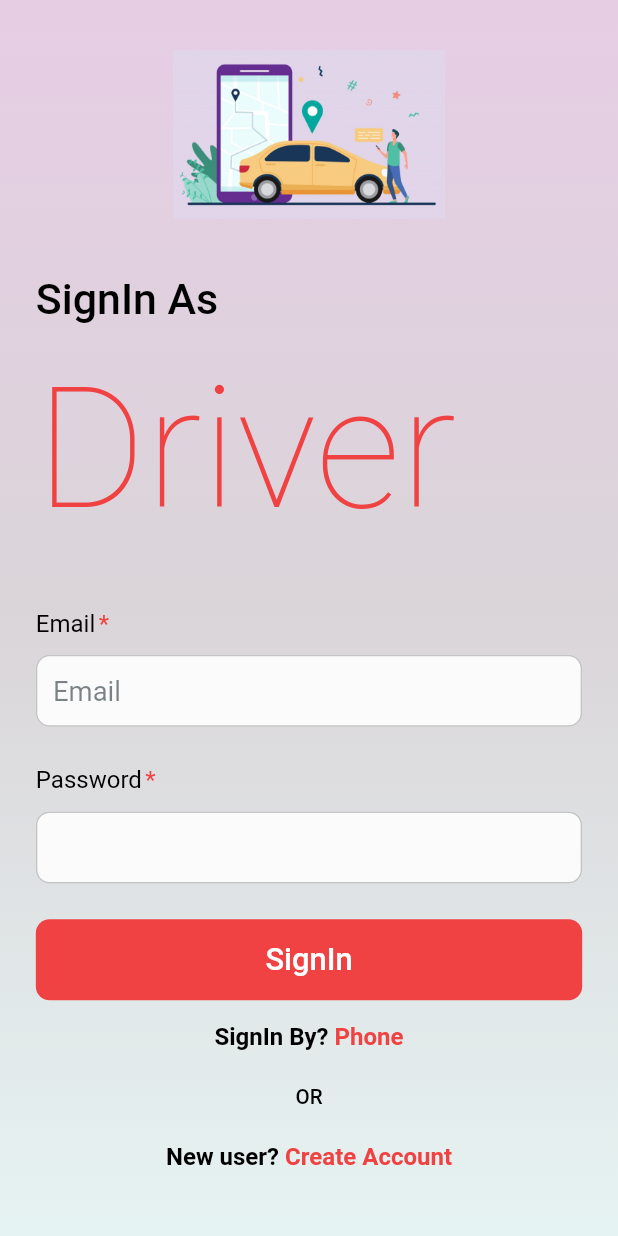
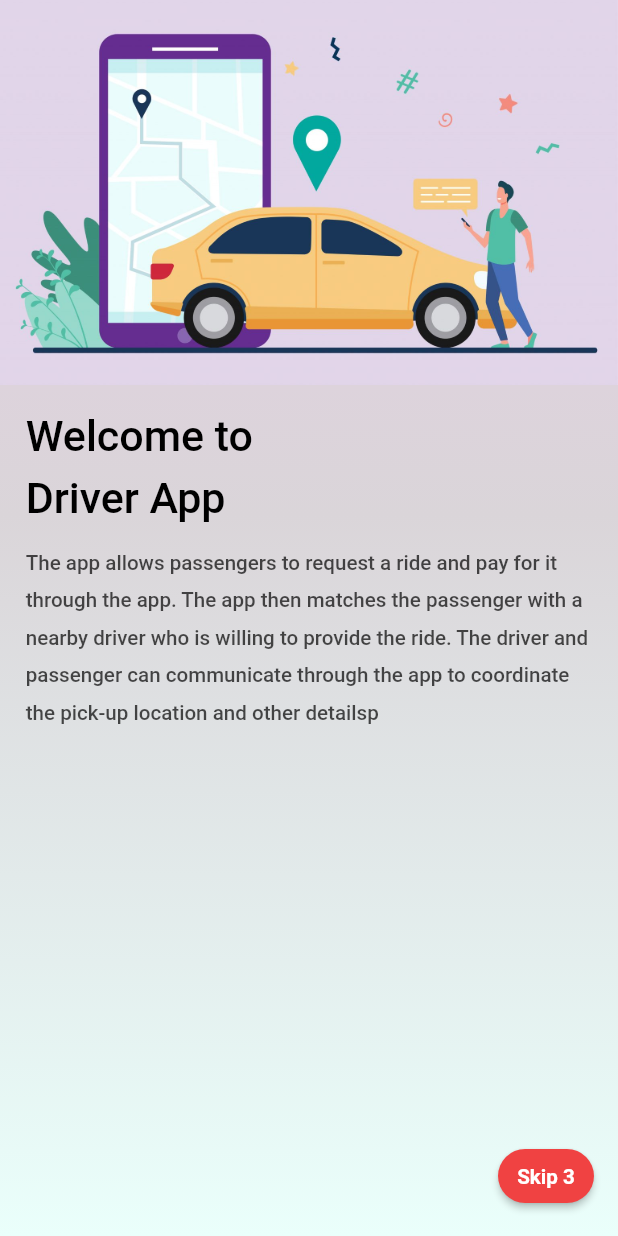
Before and after one commit to creativeprashant007/ride_sharing-driver, a Flutter app: the screen it shows after launch, on a phone screen of 412 x 824 dp. Run offline on Flutter 3.47's test engine with Material 2 defaults, Android fonts, the phone set to English and light mode, and no system bars; our stand-ins replace connectivity_plus, device_info_plus, dio, dropdown_button2, firebase_auth, firebase_core and 10 more; missing offline and left inert: flutter_geofire, perfect_volume_control, soundpool; accounts and stored records are empty; Roboto replaces fonts that are missing (Noto Sans JP); project files that could hold a hidden picture were left out.

Commit message:
feat: splash screen

```diff
--- /dev/null
+++ b/lib/app/modules/splash/controllers/splash_controller.dart
@@ -0,0 +1,54 @@
+import 'dart:async';
+
+import 'package:driver/app/routes/app_pages.dart';
+import 'package:driver/global_constants/global_constants.dart';
+import 'package:flutter/animation.dart';
+import 'package:flutter/widgets.dart';
+import 'package:get/get.dart';
+
+class SplashController extends GetxController
+    with GetSingleTickerProviderStateMixin {
+  final skipTime = 10.obs;
+  Timer? timer;
+
+  AnimationController? animationController;
+  Animation<double> get animation =>
+      Tween<double>(begin: 0.0, end: 1.0).animate(animationController!);
+
+  @override
+  void onInit() {
+    loadSplash().then((value) {
+      timer = Timer.periodic(const Duration(seconds: 1), (timer) {
+        if (skipTime.value == 0) {
+          timer.cancel();
+          offSplash();
+        } else {
+          skipTime.value--;
+        }
+      });
+    });
+    super.onInit();
+  }
+
+  Future<void> loadSplash() async {
+    animationController = AnimationController(
+      vsync: this,
+      duration: const Duration(milliseconds: 1000),
+    )..forward();
+  }
+
+  @override
+  void onClose() {
+    timer!.cancel();
+    animationController!.dispose();
+    super.dispose();
+  }
+
+  offSplash() {
+    if (currentFirebaseUser != null) {
+      Get.offAndToNamed(Routes.HOME);
+    } else {
+      Get.offAndToNamed(Routes.LOGIN);
+    }
+  }
+}
--- /dev/null
+++ b/lib/app/modules/splash/views/splash_view.dart
@@ -0,0 +1,77 @@
+import 'package:driver/app/widgets/atoms/skip_splash_button.dart';
+import 'package:driver/app/widgets/molecules/empty_app_bar.dart';
+import 'package:driver/utils/asset_strings.dart';
+import 'package:driver/utils/colors.dart';
+import 'package:flutter/material.dart';
+import 'package:flutter_screenutil/flutter_screenutil.dart';
+import 'package:get/get.dart';
+
+import '../controllers/splash_controller.dart';
+
+class SplashView extends GetView<SplashController> {
+  SplashView({Key? key}) : super(key: key);
+  final SplashController splashController = Get.put(SplashController());
+  @override
+  Widget build(BuildContext context) {
+    ScreenUtil.init(context);
+    return Scaffold(
+      appBar: const EmptyAppBar(
+        statusBarColor: AppColors.statusbarcolor1,
+      ),
+      body: Container(
+        decoration: const BoxDecoration(
+          gradient: AppColors.gradient1,
+        ),
+        child: ScaleTransition(
+          scale: controller.animation,
+          child: Column(
+            crossAxisAlignment: CrossAxisAlignment.start,
+            children: [
+              Image.asset(
+                AssetStrings.splashImage,
+                width: Get.width,
+                fit: BoxFit.fill,
+              ),
+              Padding(
+                padding:
+                    EdgeInsets.symmetric(horizontal: 15.0.w, vertical: 10.h),
+                child: Column(
+                  crossAxisAlignment: CrossAxisAlignment.start,
+                  children: [
+                    Text(
+                      'Welcome to \nDriver App',
+                      style: Get.theme.textTheme.headlineLarge!.copyWith(
+                        fontSize: 25.sp,
+                        fontWeight: FontWeight.w500,
+                        height: 1.2.h,
+                        color: AppColors.blackColor,
+                      ),
+                    ),
+                    SizedBox(
+                      height: 10.h,
+                    ),
+                    Text(
+                      'The app allows passengers to request a ride and pay for it through the app. The app then matches the passenger with a nearby driver who is willing to provide the ride. The driver and passenger can communicate through the app to coordinate the pick-up location and other detailsp',
+                      style: Get.theme.textTheme.bodySmall!.copyWith(
+                        fontWeight: FontWeight.w500,
+                        height: 1.5.h,
+                        color: AppColors.blackColor.withOpacity(0.7),
+                      ),
+                    )
+                  ],
+                ),
+              ),
+            ],
+          ),
+        ),
+      ),
+      floatingActionButton: Obx(() {
+        return SkipButton(
+            title: "Skip ${controller.skipTime.value}",
+            onPressed: () {
+              controller.offSplash();
+            });
+      }),
+    );
+  }
+}
--- a/lib/app/routes/app_routes.dart
+++ b/lib/app/routes/app_routes.dart
@@ -8,6 +8,7 @@ abstract class Routes {
   static const REGISTRATION = _Paths.REGISTRATION;
   static const ADDITIONALDRIVERINFO = _Paths.ADDITIONALDRIVERINFO;
   static const DRIVERDASHBOARD = _Paths.DRIVERDASHBOARD;
+  static const SPLASH = _Paths.SPLASH;
 }
 
 abstract class _Paths {
@@ -17,4 +18,5 @@ abstract class _Paths {
   static const REGISTRATION = '/registration';
   static const ADDITIONALDRIVERINFO = '/additionaldriverinfo';
   static const DRIVERDASHBOARD = '/driverdashboard';
+  static const SPLASH = '/splash';
 }
```
Also changed, not shown: lib/app/modules/splash/bindings/splash_binding.dart (added, +12 -0 lines), lib/app/routes/app_pages.dart (+8 -1 lines), pubspec.lock.
